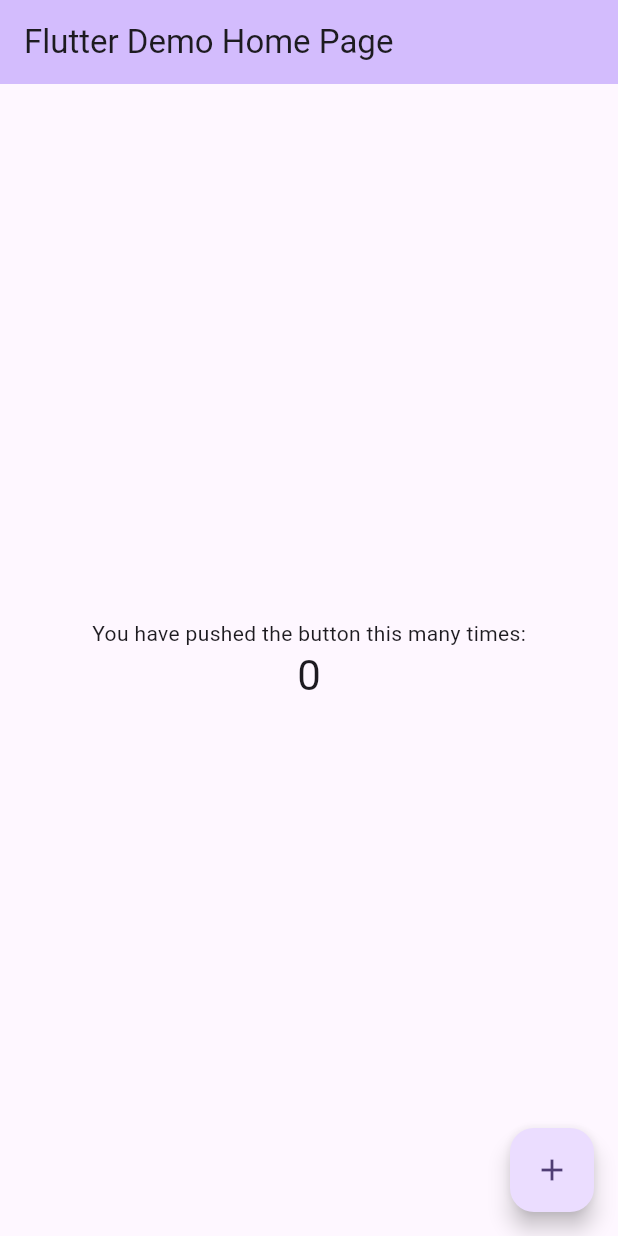
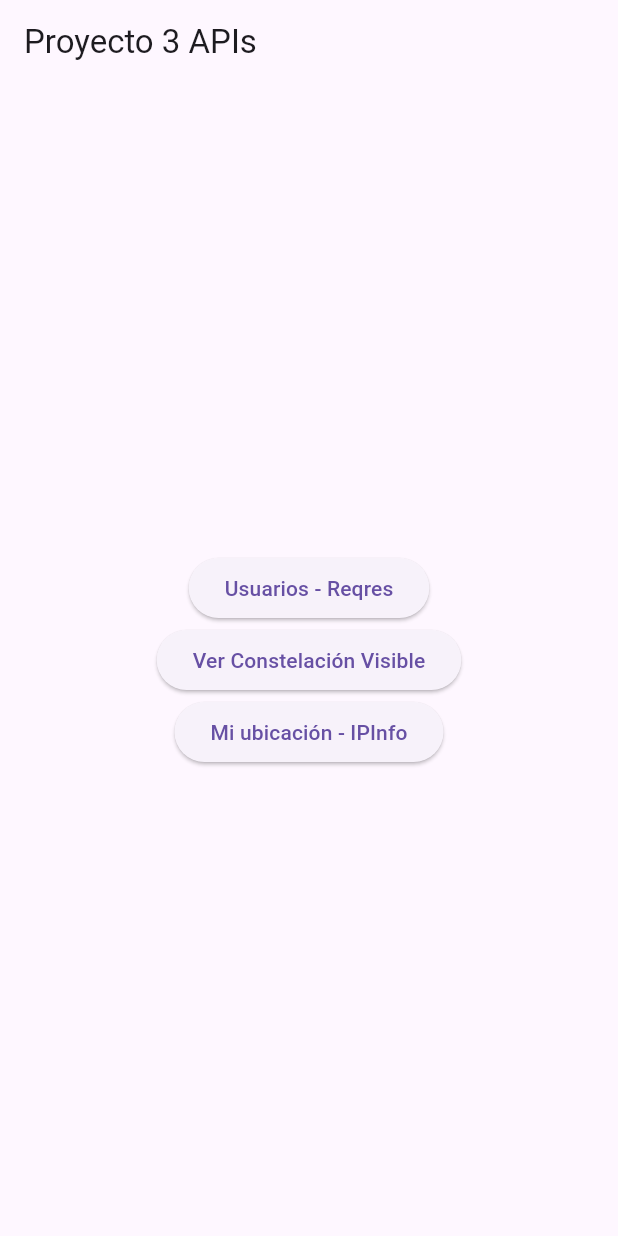
Before and after one commit to alexisollwell/proyectos, a Flutter app: the screen it shows after launch, on a phone screen of 412 x 824 dp. Run offline on Flutter 3.47's test engine with Material 3 defaults, Android fonts, the phone set to English and light mode, and no system bars.

Commit message:
Refactor main.dart to simplify app structure

```diff
--- a/Equipo_1/lib/main.dart
+++ b/Equipo_1/lib/main.dart
@@ -1,4 +1,7 @@
 import 'package:flutter/material.dart';
+import 'views/pages/users_page.dart';
+import 'views/pages/spacex_page.dart';
+import 'views/pages/ipinfo_page.dart';
 
 void main() {
   runApp(const MyApp());
@@ -7,116 +10,56 @@ void main() {
 class MyApp extends StatelessWidget {
   const MyApp({super.key});
 
-  // This widget is the root of your application.
   @override
   Widget build(BuildContext context) {
     return MaterialApp(
-      title: 'Flutter Demo',
-      theme: ThemeData(
-        // This is the theme of your application.
-        //
-        // TRY THIS: Try running your application with "flutter run". You'll see
-        // the application has a purple toolbar. Then, without quitting the app,
-        // try changing the seedColor in the colorScheme below to Colors.green
-        // and then invoke "hot reload" (save your changes or press the "hot
-        // reload" button in a Flutter-supported IDE, or press "r" if you used
-        // the command line to start the app).
-        //
-        // Notice that the counter didn't reset back to zero; the application
-        // state is not lost during the reload. To reset the state, use hot
-        // restart instead.
-        //
-        // This works for code too, not just values: Most code changes can be
-        // tested with just a hot reload.
-        colorScheme: ColorScheme.fromSeed(seedColor: Colors.deepPurple),
-      ),
-      home: const MyHomePage(title: 'Flutter Demo Home Page'),
+      title: 'Proyecto APIs',
+      debugShowCheckedModeBanner: false,
+      home: const HomePage(),
     );
   }
 }
 
-class MyHomePage extends StatefulWidget {
-  const MyHomePage({super.key, required this.title});
-
-  // This widget is the home page of your application. It is stateful, meaning
-  // that it has a State object (defined below) that contains fields that affect
-  // how it looks.
-
-  // This class is the configuration for the state. It holds the values (in this
-  // case the title) provided by the parent (in this case the App widget) and
-  // used by the build method of the State. Fields in a Widget subclass are
-  // always marked "final".
-
-  final String title;
-
-  @override
-  State<MyHomePage> createState() => _MyHomePageState();
-}
-
-class _MyHomePageState extends State<MyHomePage> {
-  int _counter = 0;
-
-  void _incrementCounter() {
-    setState(() {
-      // This call to setState tells the Flutter framework that something has
-      // changed in this State, which causes it to rerun the build method below
-      // so that the display can reflect the updated values. If we changed
-      // _counter without calling setState(), then the build method would not be
-      // called again, and so nothing would appear to happen.
-      _counter++;
-    });
-  }
+class HomePage extends StatelessWidget {
+  const HomePage({super.key});
 
   @override
   Widget build(BuildContext context) {
-    // This method is rerun every time setState is called, for instance as done
-    // by the _incrementCounter method above.
-    //
-    // The Flutter framework has been optimized to make rerunning build methods
-    // fast, so that you can just rebuild anything that needs updating rather
-    // than having to individually change instances of widgets.
     return Scaffold(
-      appBar: AppBar(
-        // TRY THIS: Try changing the color here to a specific color (to
-        // Colors.amber, perhaps?) and trigger a hot reload to see the AppBar
-        // change color while the other colors stay the same.
-        backgroundColor: Theme.of(context).colorScheme.inversePrimary,
-        // Here we take the value from the MyHomePage object that was created by
-        // the App.build method, and use it to set our appbar title.
-        title: Text(widget.title),
-      ),
+      appBar: AppBar(title: const Text("Proyecto 3 APIs")),
       body: Center(
-        // Center is a layout widget. It takes a single child and positions it
-        // in the middle of the parent.
         child: Column(
-          // Column is also a layout widget. It takes a list of children and
-          // arranges them vertically. By default, it sizes itself to fit its
-          // children horizontally, and tries to be as tall as its parent.
-          //
-          // Column has various properties to control how it sizes itself and
-          // how it positions its children. Here we use mainAxisAlignment to
-          // center the children vertically; the main axis here is the vertical
-          // axis because Columns are vertical (the cross axis would be
-          // horizontal).
-          //
-          // TRY THIS: Invoke "debug painting" (choose the "Toggle Debug Paint"
-          // action in the IDE, or press "p" in the console), to see the
-          // wireframe for each widget.
           mainAxisAlignment: MainAxisAlignment.center,
-          children: <Widget>[
-            const Text('You have pushed the button this many times:'),
-            Text(
-              '$_counter',
-              style: Theme.of(context).textTheme.headlineMedium,
+          children: [
+            ElevatedButton(
+              child: const Text("Usuarios - Reqres"),
+              onPressed: () => Navigator.push(
+                context,
+                MaterialPageRoute(builder: (_) => const UsersPage()),
+              ),
+            ),
+            ElevatedButton(
+              child: const Text("Ver Constelación Visible"),
+              onPressed: () => Navigator.push(
+                context,
+                MaterialPageRoute(
+                  builder: (context) => PaginaConstelacion(
+                    latitude: 32.5149, // Tu latitud
+                    longitude: -117.0382, // Tu longitud
+                  ),
+                ),
+              ),
+            ),
+            ElevatedButton(
+              child: const Text("Mi ubicación - IPInfo"),
+              onPressed: () => Navigator.push(
+                context,
+                MaterialPageRoute(builder: (_) => const IpInfoPage()),
+              ),
             ),
           ],
         ),
       ),
-      floatingActionButton: FloatingActionButton(
-        onPressed: _incrementCounter,
-        tooltip: 'Increment',
-        child: const Icon(Icons.add),
-      ), // This trailing comma makes auto-formatting nicer for build methods.
     );
   }
 }
```
